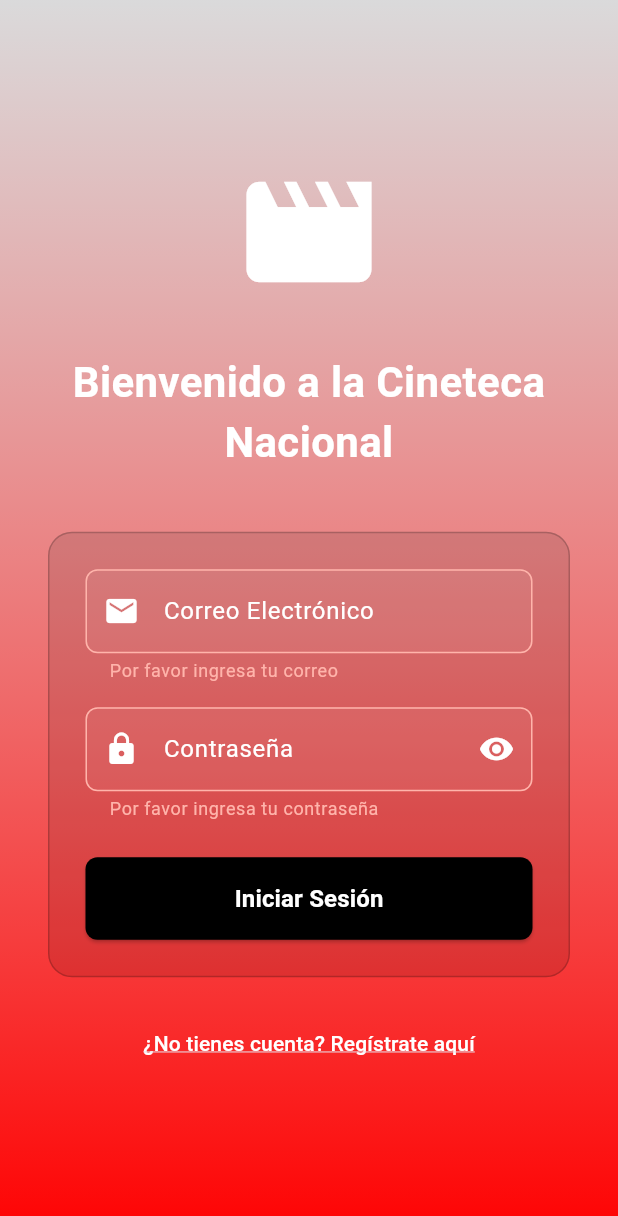
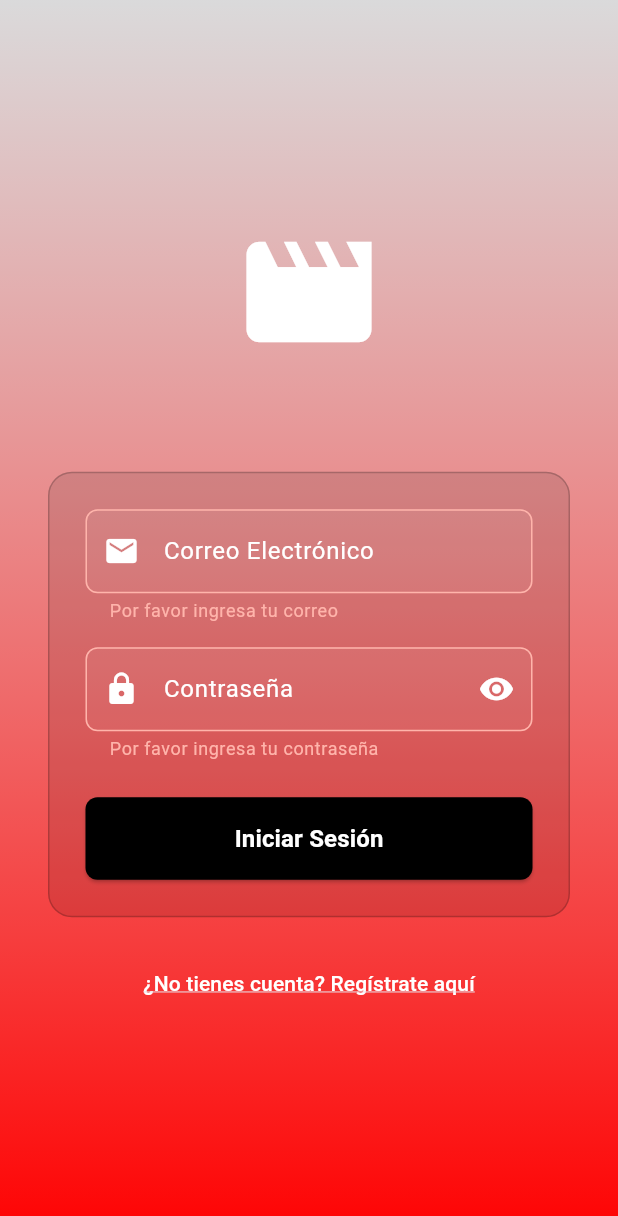
Before and after one commit to XVictorLaraX/Cine, a Flutter app: the screen it shows after launch, after a tap on "Iniciar Sesión", on a phone screen of 412 x 824 dp. Shown: the top 1216 px of the screen. Run offline on Flutter 3.47's test engine with Material 3 defaults, Android fonts, the phone set to English and light mode, and no system bars; our stand-ins replace cloud_firestore, firebase_auth, firebase_core, geolocator, shared_preferences, syncfusion_flutter_calendar; missing offline and left inert: cupertino_calendar_picker, flex_color_picker; accounts and stored records are empty.

```diff
--- a/app_cine_beta/lib/screens/login_screen.dart
+++ b/app_cine_beta/lib/screens/login_screen.dart
@@ -1,7 +1,7 @@
+import 'package:app_cine/screens/cine_navegador.dart';
 import 'package:flutter/material.dart';
 import 'package:firebase_auth/firebase_auth.dart';
 import 'package:app_cine/services/firebase_service.dart';
-import 'package:app_cine/screens/cine_home_screen.dart';
 import 'register_screen.dart';
 
 class LoginScreen extends StatefulWidget {
@@ -40,7 +40,7 @@ class _LoginScreenState extends State<LoginScreen> {
 
         if (user != null) {
           Navigator.of(context).pushReplacement(
-            MaterialPageRoute(builder: (_) => const CineHomeScreen()),
+            MaterialPageRoute(builder: (_) => const CineNavegador()),
           );
         }
       } on FirebaseAuthException catch (e) {
@@ -96,7 +96,6 @@ class _LoginScreenState extends State<LoginScreen> {
                   children: [
                     const MovieIcon(),
                     const SizedBox(height: 30),
-                    const WelcomeTitle(),
                     const SizedBox(height: 40),
                     _buildLoginForm(),
                     const SizedBox(height: 20),
@@ -244,25 +243,3 @@ class MovieIcon extends StatelessWidget {
     );
   }
 }
-
-class WelcomeTitle extends StatelessWidget {
-  const WelcomeTitle({super.key});
-
-  @override
-  Widget build(BuildContext context) {
-    return const SizedBox(
-      width: double.infinity,
-      child: Center(
-        child: Text(
-          'Bienvenido a la Cineteca Nacional',
-          style: TextStyle(
-            fontSize: 28,
-            fontWeight: FontWeight.bold,
-            color: Colors.white,
-          ),
-          textAlign: TextAlign.center,
-        ),
-      ),
-    );
-  }
-}
```
